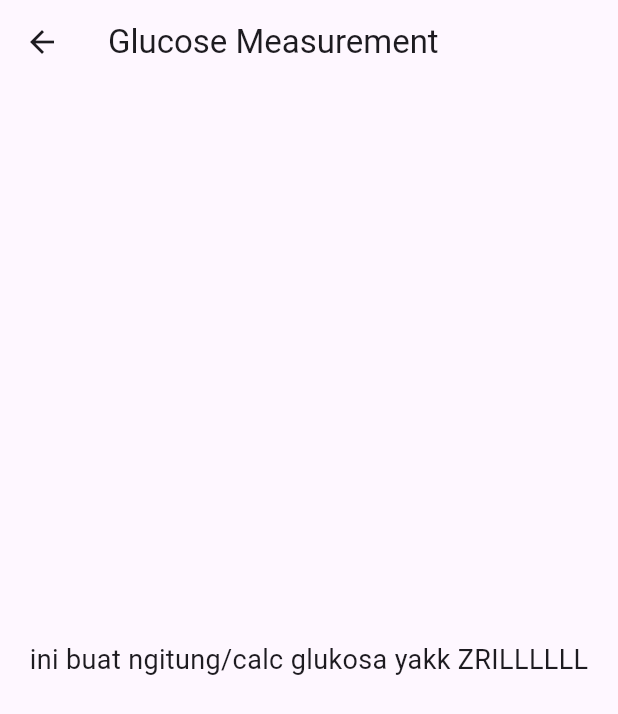
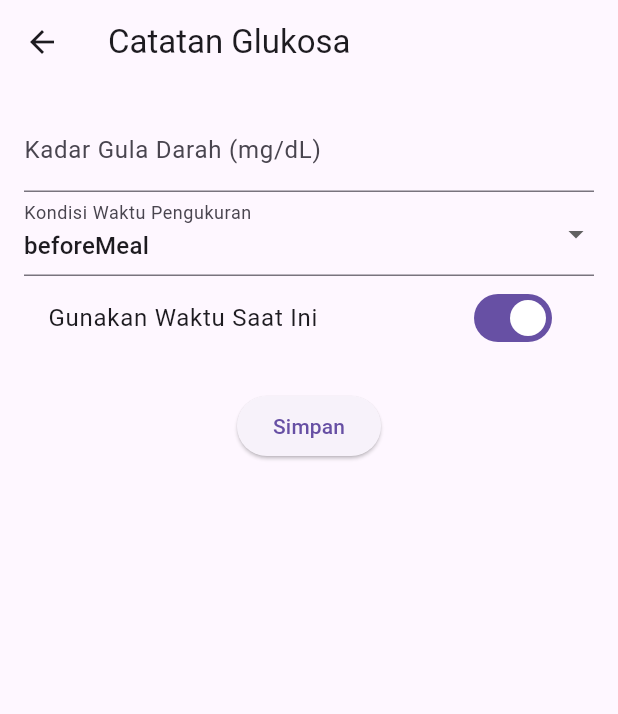
Before and after one commit to putritheresia21/gluco-track, a Flutter app: the GlucoseMeasuring screen opened directly, on a phone screen of 412 x 824 dp. Shown: the top 714 px of the screen. Run offline on Flutter 3.47's test engine with Material 3 defaults, Android fonts, the phone set to English and light mode, and no system bars; our stand-ins replace cloud_firestore, firebase_auth, firebase_core, shared_preferences; accounts and stored records are empty.

Commit message:
add glucose records

```diff
--- a/lib/models/GlucoseRecord.dart
+++ b/lib/models/GlucoseRecord.dart
@@ -16,7 +16,7 @@ class Glucoserecord {
   Map<String, dynamic> toMap(){
     return{
       'userId': userId,
-      'timeStamp': timeStamp.toIso8601String(),
+      'timestamp': timeStamp.toIso8601String(),
       'glucoseLevel': glucoseLevel,
       'condition': condition.name,
     };
--- a/lib/pages/glucose_measuring.dart
+++ b/lib/pages/glucose_measuring.dart
@@ -1,18 +1,146 @@
 import 'package:flutter/material.dart';
+import 'package:cloud_firestore/cloud_firestore.dart';
+import 'package:glucotrack_app/models/GlucoseRecord.dart';
+import 'package:shared_preferences/shared_preferences.dart';
 
-class GlucoseMeasuring extends StatelessWidget {
+class GlucoseMeasuring extends StatefulWidget {
   const GlucoseMeasuring({super.key});
+
+  @override
+  State<GlucoseMeasuring> createState() => GlucoseMeasuringState();
+}
+
+class GlucoseMeasuringState extends State<GlucoseMeasuring> {
+  final formKey = GlobalKey<FormState>();
+  double? glucoseLevel;
+  GlucoseCondition selectedCondition = GlucoseCondition.beforeMeal;
+  bool useCurrentTime = true;
+  DateTime? selectedDateTime;
+
+  Future<void> _selectedDateTime() async {
+    final DateTime? pickDate = await showDatePicker(
+      context: context,
+      initialDate: DateTime.now(),
+      firstDate: DateTime(2020),
+      lastDate: DateTime(2100),
+    );
+    if (pickDate != null) {
+      final TimeOfDay? pickTime = await showTimePicker(
+        context: context,
+        initialTime: TimeOfDay.now(),
+      );
+      if (pickTime != null) {
+        setState(() {
+          selectedDateTime = DateTime(
+            pickDate.year,
+            pickDate.month,
+            pickDate.day,
+            pickTime.hour,
+            pickTime.minute,
+          );
+        });
+      }
+    }
+  }
+
+  Future<void> submit() async {
+    if (!formKey.currentState!.validate()) return;
+    formKey.currentState!.save();
+
+    final prefs = await SharedPreferences.getInstance();
+    final userId = prefs.getString('userId');
+
+    if (userId == null) {
+      ScaffoldMessenger.of(context).showSnackBar(SnackBar(
+        content: Text("User not logged in. Please log in first."),
+      ));
+      return;
+    }
+
+    final Record = Glucoserecord(
+      id: '',
+      userId: userId,
+      glucoseLevel: glucoseLevel!,
+      timeStamp: useCurrentTime ? DateTime.now() : selectedDateTime!,
+      condition: selectedCondition,
+    );
+    await FirebaseFirestore.instance.collection('glucose_records').add(Record.toMap());
+    ScaffoldMessenger.of(context).showSnackBar(SnackBar(
+      content: Text("Glucose record added successfully!"),
+    ));
+    Navigator.pop(context);
+  }
 
   @override
   Widget build(BuildContext context) {
     return Scaffold(
       appBar: AppBar(
-        title: const Text('Glucose Measurement'),
+        title: Text("Catatan Glukosa"),
       ),
-      body: const Center(
-        child: Text(
-          'ini buat ngitung/calc glukosa yakk ZRILLLLLL',
-          style: TextStyle(fontSize: 18),
+      body: Padding(
+        padding: const EdgeInsets.all(16),
+        child: Form(
+          key: formKey,
+          child: Column(
+            children: [
+              TextFormField(
+                decoration: InputDecoration(labelText: "Kadar Gula Darah (mg/dL)"),
+                keyboardType: TextInputType.number,
+                validator: (value) {
+                  if (value == null || value.isEmpty) return "Kadar gula darah tidak boleh kosong";
+                  if (double.tryParse(value) == null) return "Masukkan angka yang valid";
+                  return null;
+                },
+                onSaved: (value) => glucoseLevel = double.tryParse(value!),
+              ),
+              DropdownButtonFormField<GlucoseCondition>(
+                value: selectedCondition,
+                items: GlucoseCondition.values.map((condition) {
+                  return DropdownMenuItem(
+                    value: condition,
+                    child: Text(condition.toString().split('.').last),
+                  );
+                }).toList(),
+                onChanged: (value) {
+                  if (value != null) {
+                    setState(() {
+                      selectedCondition = value;
+                    });
+                  }
+                },
+                decoration: InputDecoration(labelText: "Kondisi Waktu Pengukuran"),
+              ),
+              SwitchListTile(
+                title: Text("Gunakan Waktu Saat Ini"),
+                value: useCurrentTime,
+                onChanged: (value) {
+                  setState(() {
+                    useCurrentTime = value;
+                  });
+                },
+              ),
+              if (!useCurrentTime)
+                ElevatedButton(
+                  onPressed: _selectedDateTime,
+                  child: Text(selectedDateTime == null
+                    ? "Pilih Tanggal & Waktu"
+                    : "Tanggal dan Waktu: ${selectedDateTime!.toLocal()}"),
+                ),
+              SizedBox(height: 20),
+              ElevatedButton(
+                onPressed: () {
+                  if (!useCurrentTime && selectedDateTime == null){
+                    ScaffoldMessenger.of(context).showSnackBar(
+                      SnackBar(content: Text("Pilih tanggal dan Waktu"))
+                    );
+                    return;
+                  }
+                  submit();
+                },
+                child: Text("Simpan"),
+              ),
+            ],
+          ),
         ),
       ),
     );
```
